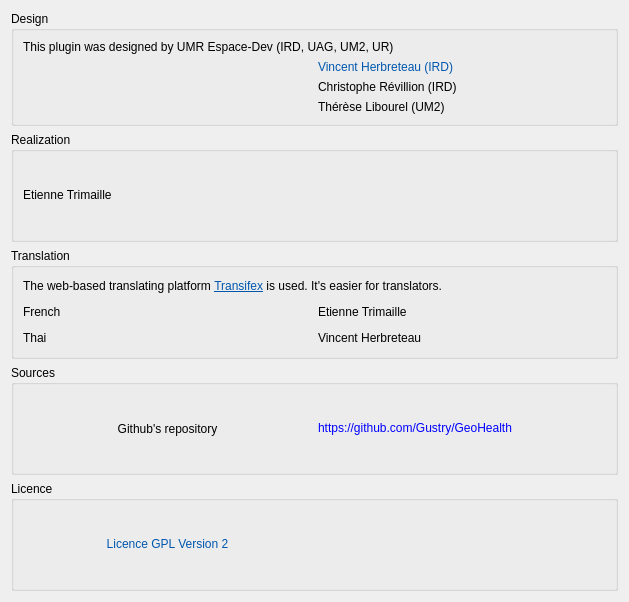
Qt form ui/about.ui (Gustry/GeoHealth) before a commit.
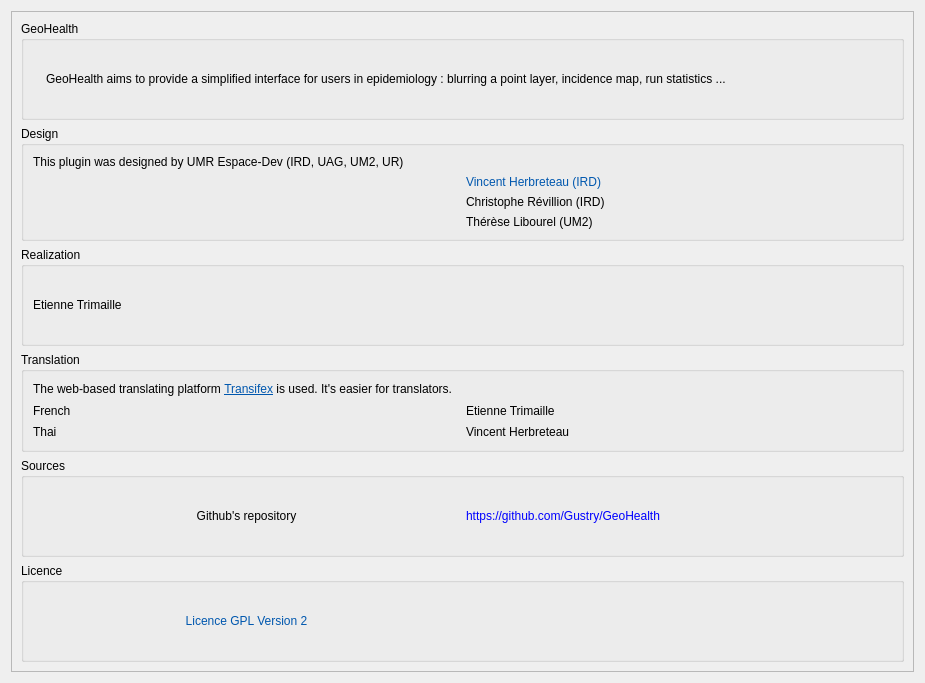
The same form after that commit. Icons and pictures are not drawn.

Diff of the .ui file:
```diff
--- a/ui/about.ui
+++ b/ui/about.ui
@@ -7,8 +7,8 @@
    <rect>
     <x>0</x>
     <y>0</y>
-    <width>629</width>
-    <height>602</height>
+    <width>925</width>
+    <height>683</height>
    </rect>
   </property>
   <property name="windowTitle">
@@ -16,6 +16,63 @@
   </property>
   <layout class="QVBoxLayout" name="verticalLayout">
    <item>
+    <widget class="QScrollArea" name="scrollArea">
+     <property name="widgetResizable">
+      <bool>true</bool>
+     </property>
+     <widget class="QWidget" name="scrollAreaWidgetContents">
+      <property name="geometry">
+       <rect>
+        <x>0</x>
+        <y>0</y>
+        <width>896</width>
+        <height>756</height>
+       </rect>
+      </property>
+      <layout class="QVBoxLayout" name="verticalLayout_3">
+       <item>
+        <widget class="QGroupBox" name="groupBox_6">
+         <property name="title">
+          <string>GeoHealth</string>
+         </property>
+         <layout class="QVBoxLayout" name="verticalLayout_5">
+          <item>
+           <layout class="QHBoxLayout" name="horizontalLayout_6">
+            <item>
+             <widget class="QLabel" name="label_12">
+              <property name="sizePolicy">
+               <sizepolicy hsizetype="Maximum" vsizetype="Maximum">
+                <horstretch>0</horstretch>
+                <verstretch>0</verstretch>
+               </sizepolicy>
+              </property>
+              <property name="text">
+               <string notr="true"/>
+              </property>
+              <property name="pixmap">
+               <pixmap resource="../resources/resources.qrc">:/plugins/GeoHealth/resources/icon-100.png</pixmap>
+              </property>
+              <property name="textInteractionFlags">
+               <set>Qt::NoTextInteraction</set>
+              </property>
+             </widget>
+            </item>
+            <item>
+             <widget class="QLabel" name="label_13">
+              <property name="text">
+               <string>GeoHealth aims to provide a simplified interface for users in epidemiology : blurring a point layer, incidence map, run statistics ...</string>
+              </property>
+              <property name="wordWrap">
+               <bool>true</bool>
+              </property>
+             </widget>
+            </item>
+           </layout>
+          </item>
+         </layout>
+        </widget>
+       </item>
+       <item>
     <widget class="QGroupBox" name="groupBox">
      <property name="title">
       <string>Design</string>
@@ -26,6 +83,9 @@
         <property name="text">
          <string>This plugin was designed by UMR Espace-Dev (IRD, UAG, UM2, UR)</string>
         </property>
+            <property name="wordWrap">
+             <bool>true</bool>
+            </property>
        </widget>
       </item>
       <item>
@@ -59,6 +119,9 @@
             <property name="text">
              <string notr="true">&lt;html&gt;&lt;head/&gt;&lt;body&gt;&lt;p&gt;&lt;a href=&quot;mailto:vincent.herbreteau@ird.fr?subject=Plugin GeoHealth&quot;&gt;&lt;span style=&quot; color:#0057ae;&quot; style=&quot;text-decoration:none;&quot;&gt;Vincent Herbreteau (IRD)&lt;/span&gt;&lt;/a&gt;&lt;/p&gt;&lt;/body&gt;&lt;/html&gt;</string>
             </property>
+                <property name="wordWrap">
+                 <bool>true</bool>
+                </property>
             <property name="openExternalLinks">
              <bool>true</bool>
             </property>
@@ -69,6 +132,9 @@
             <property name="text">
              <string notr="true">&lt;a href=&quot;mailto:christophe.revillion@ird.fr?subject=Plugin GeoHealth&quot; style=&quot;text-decoration:none;&quot;&gt;Christophe Révillion (IRD)&lt;/a&gt;</string>
             </property>
+                <property name="wordWrap">
+                 <bool>true</bool>
+                </property>
             <property name="openExternalLinks">
              <bool>true</bool>
             </property>
@@ -79,6 +145,9 @@
             <property name="text">
              <string notr="true">&lt;a href=&quot;mailto:therese.libourel@univ-montp2.fr?subject=Plugin GeoHealth&quot; style=&quot;text-decoration:none;&quot;&gt;Thérèse Libourel (UM2)&lt;/a&gt;</string>
             </property>
+                <property name="wordWrap">
+                 <bool>true</bool>
+                </property>
             <property name="openExternalLinks">
              <bool>true</bool>
             </property>
@@ -106,6 +175,9 @@
             <property name="text">
              <string notr="true">&lt;a href=&quot;mailto:etienne@trimaille.eu?subject=Plugin GeoHealth&quot; style=&quot;text-decoration:none;&quot;&gt;Etienne Trimaille&lt;/a&gt;</string>
             </property>
+                <property name="wordWrap">
+                 <bool>true</bool>
+                </property>
            </widget>
           </item>
          </layout>
@@ -141,6 +213,9 @@
           <property name="text">
            <string>French</string>
           </property>
+              <property name="wordWrap">
+               <bool>true</bool>
+              </property>
          </widget>
         </item>
         <item>
@@ -148,6 +223,9 @@
           <property name="text">
            <string notr="true">Etienne Trimaille</string>
           </property>
+              <property name="wordWrap">
+               <bool>true</bool>
+              </property>
          </widget>
         </item>
        </layout>
@@ -159,6 +237,9 @@
           <property name="text">
            <string>Thai</string>
           </property>
+              <property name="wordWrap">
+               <bool>true</bool>
+              </property>
          </widget>
         </item>
         <item>
@@ -166,6 +247,9 @@
           <property name="text">
            <string notr="true">Vincent Herbreteau</string>
           </property>
+              <property name="wordWrap">
+               <bool>true</bool>
+              </property>
          </widget>
         </item>
        </layout>
@@ -189,6 +273,9 @@
           <property name="alignment">
            <set>Qt::AlignCenter</set>
           </property>
+              <property name="wordWrap">
+               <bool>true</bool>
+              </property>
          </widget>
         </item>
         <item row="0" column="1">
@@ -196,6 +283,9 @@
           <property name="text">
            <string notr="true">&lt;a href=&quot;https://github.com/Gustry/GeoHealth&quot; style=&quot;text-decoration:none;&quot;&gt;https://github.com/Gustry/GeoHealth&lt;/a&gt;</string>
           </property>
+              <property name="wordWrap">
+               <bool>true</bool>
+              </property>
           <property name="openExternalLinks">
            <bool>true</bool>
           </property>
@@ -222,6 +312,9 @@
           <property name="alignment">
            <set>Qt::AlignCenter</set>
           </property>
+              <property name="wordWrap">
+               <bool>true</bool>
+              </property>
          </widget>
         </item>
         <item>
@@ -240,6 +333,10 @@
        </layout>
       </item>
      </layout>
+        </widget>
+       </item>
+      </layout>
+     </widget>
     </widget>
    </item>
   </layout>
```
Lines whose indentation alone changed are shown as unchanged.
